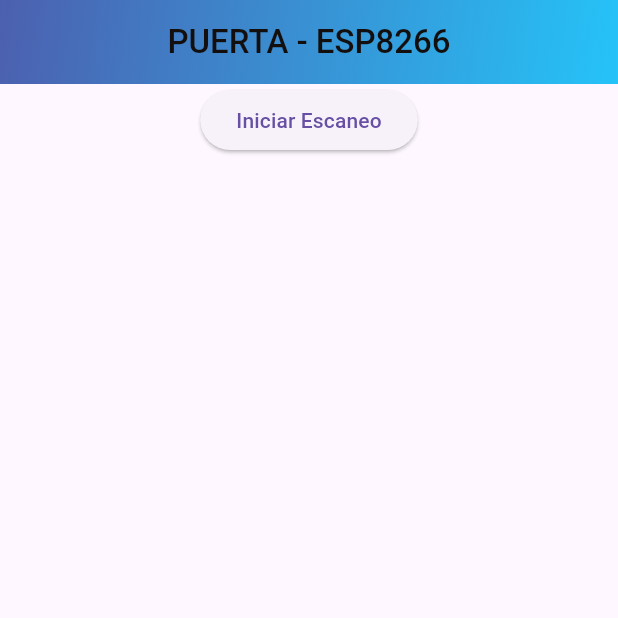
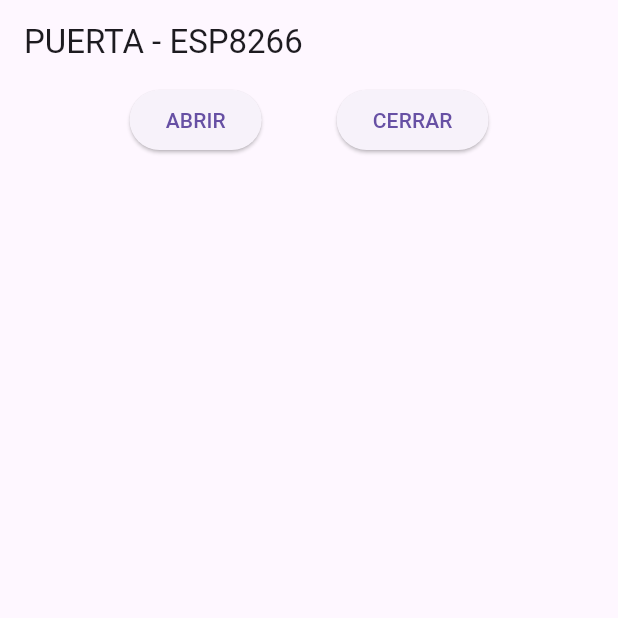
Before and after one commit to ethedy/TUCErradura-app, a Flutter app: the screen it shows after launch, on a phone screen of 412 x 824 dp, the top half of it. Run offline on Flutter 3.47's test engine with Material 3 defaults, Android fonts, the phone set to English and light mode, and no system bars.

Commit message:
Reversión de una confirmación (no soy admin para hacerlo en git)

```diff
--- a/scratch/flutter_application_1/lib/main.dart
+++ b/scratch/flutter_application_1/lib/main.dart
@@ -1,6 +1,6 @@
 import 'package:flutter/material.dart';
 import 'package:http/http.dart' as http;
-import 'package:network_info_plus/network_info_plus.dart';
+//import 'dart:convert';
 
 void main() => runApp(MyApp());
 
@@ -12,7 +12,7 @@ class MyApp extends StatelessWidget {
     return MaterialApp(
       title: 'Control de LED ESP8266',
       theme: ThemeData(
-        primarySwatch: Colors.red,
+        primarySwatch: Colors.blue,
       ),
       home: MyHomePage(),
     );
@@ -28,48 +28,12 @@ class MyHomePage extends StatefulWidget {
 }
 
 class _MyHomePageState extends State<MyHomePage> {
-  String baseIp = 'http://192.168.100.1'; // Cambia esto según tu red
-  List<String> devices = [];
+  final String esp8266Ip =
+      'http://192.168.100.79'; // Reemplazar a IP del ESP8266
   List<String> log = [];
 
-  @override
-  void initState() {
-    super.initState();
-    getLocalIp();
-  }
-
-  Future<void> getLocalIp() async {
-    final info = NetworkInfo();
-    String? wifiIP = await info.getWifiIP();
-    if (wifiIP != null) {
-      setState(() {
-        baseIp = wifiIP.split('.').sublist(0, 3).join('.');
-      });
-    }
-  }
-
-  Future<void> scanDevices() async {
-    devices.clear();
-    for (int i = 1; i < 255; i++) {
-      String ip = '$baseIp.$i';
-      try {
-        final response = await http.get(Uri.parse('$ip/get_mac'));
-        if (response.statusCode == 200) {
-          devices.add('$ip: ${response.body}');
-        }
-      } catch (e) {
-        print('Error: $e');
-      }
-    }
-    setState(() {
-      if (devices.isEmpty) {
-        log.add('No se encontraron dispositivos.');
-      }
-    });
-  }
-
-  Future<void> _sendRequest(String action, String ip) async {
-    final url = '$ip/door/$action';
+  Future<void> _sendRequest(String action) async {
+    final url = '$esp8266Ip/door/$action';
     final response = await http.get(Uri.parse(url));
 
     if (response.statusCode == 200) {
@@ -87,79 +51,25 @@ class _MyHomePageState extends State<MyHomePage> {
   Widget build(BuildContext context) {
     return Scaffold(
       appBar: AppBar(
-        title: const Text(
-          'PUERTA - ESP8266',
-          style: TextStyle(
-            color: Color.fromARGB(255, 19, 15, 15),
-            fontWeight: FontWeight.w500,
-          ),
-        ),
-        backgroundColor: Colors.blue,
+        title: const Text('PUERTA - ESP8266'),
         shadowColor: Colors.grey,
         scrolledUnderElevation: 20.0,
-        centerTitle: true,
-        flexibleSpace: Container(
-          decoration: const BoxDecoration(
-            gradient: LinearGradient(
-              colors: [
-                Color(0xFF4C60AF),
-                Color.fromARGB(255, 37, 195, 248),
-              ],
-              begin: Alignment.topLeft,
-              end: Alignment.bottomRight,
-            ),
-          ),
-        ),
       ),
       body: Column(
         children: <Widget>[
+          Row(
+            mainAxisAlignment: MainAxisAlignment.center,
+            children: <Widget>[
               ElevatedButton(
-            onPressed: scanDevices,
-            child: const Text('Iniciar Escaneo'),
-          ),
-          Expanded(
-            child: ListView.builder(
-              itemCount: devices.length,
-              itemBuilder: (BuildContext context, int index) {
-                return ListTile(
-                  // widget que representa una fila en una lista.
-                  title: Text(devices[index]),
-                  onTap: () {
-                    showDialog(
-                      context: context,
-                      builder: (context) {
-                        return AlertDialog(
-                          title:
-                              Text('Seleccionar acción para ${devices[index]}'),
-                          actions: [
-                            TextButton(
-                              onPressed: () {
-                                //Esta es una llamada a una función
-                                _sendRequest(
-                                    //'open': Este es el primer argumento que se pasa a _sendRequest.
-                                    //Indica la acción que se desea realizar
-                                    'open',
-                                    devices[index].split(':')[0]);
-                                Navigator.of(context).pop();
-                              },
+                onPressed: () => _sendRequest('open'),
                 child: const Text('ABRIR'),
               ),
-                            TextButton(
-                              onPressed: () {
-                                _sendRequest(
-                                    'closed', devices[index].split(':')[0]);
-                                Navigator.of(context).pop();
-                              },
+              const SizedBox(width: 50),
+              ElevatedButton(
+                onPressed: () => _sendRequest('closed'),
                 child: const Text('CERRAR'),
               ),
             ],
-                        );
-                      },
-                    );
-                  },
-                );
-              },
-            ),
           ),
           Expanded(
             child: ListView.builder(
@@ -171,7 +81,6 @@ class _MyHomePageState extends State<MyHomePage> {
               },
             ),
           ),
-          //Se agrega un ListView para mostrar logs
         ],
       ),
     );
```
Lines whose indentation alone changed are shown as unchanged.
